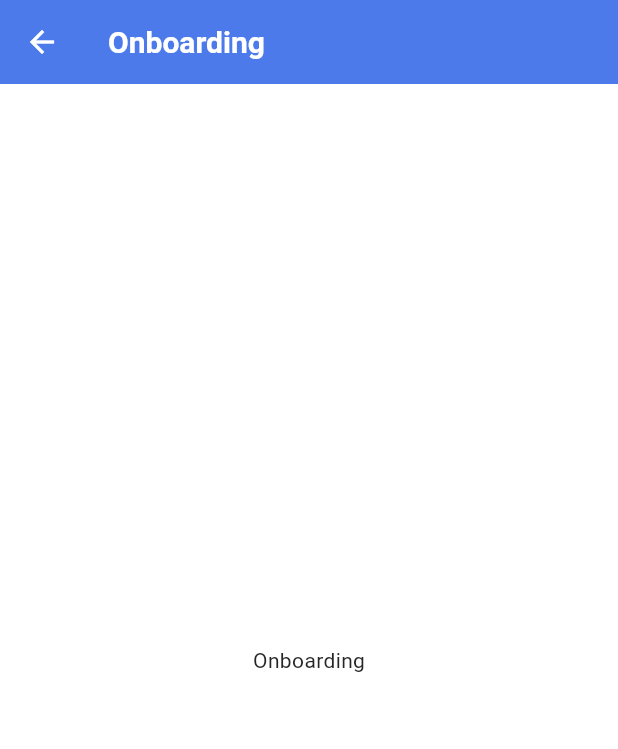
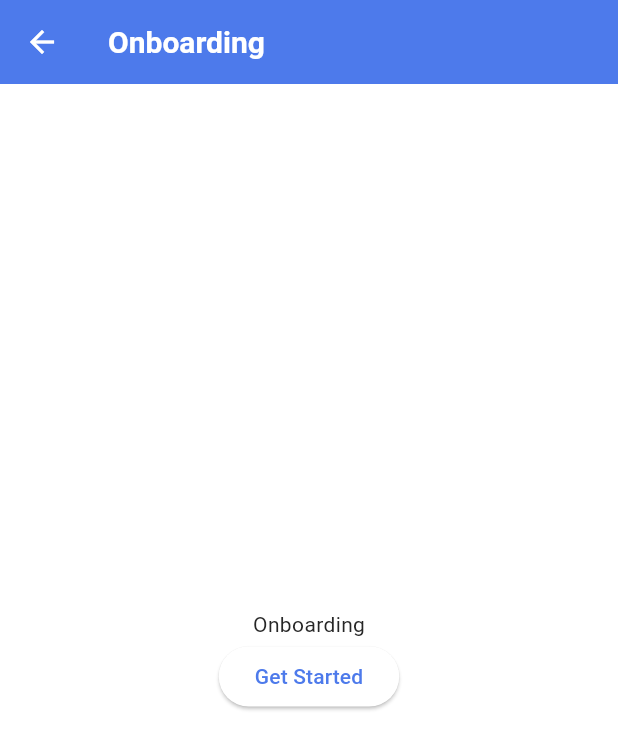
Before and after one commit to royalcourtbd/dhaka_bus, a Flutter app: the OnboardingPage screen opened directly, on a phone screen of 412 x 824 dp. Shown: the top 749 px of the screen. Run offline on Flutter 3.47's test engine with Material 3 defaults, Android fonts, the phone set to English and light mode, and no system bars; our stand-ins replace cloud_firestore, device_info_plus, drift, equatable, firebase_analytics, firebase_core and 14 more; missing offline and left inert: talker_logger; accounts and stored records are empty; Roboto replaces fonts that are missing (Poppins).

Commit message:
Update app entry and onboarding navigation
Changed the app's home page from BusRoutesDisplayPage to MainPage. Enhanced the onboarding page with a 'Get Started' button that navigates to MainPage using a context extension.

```diff
--- a/lib/dhaka_bus_app.dart
+++ b/lib/dhaka_bus_app.dart
@@ -1,4 +1,4 @@
-import 'package:dhaka_bus/features/bus_management/presentation/ui/bus_routes_display_page.dart';
+import 'package:dhaka_bus/features/main/presentation/ui/main_page.dart';
 import 'package:flutter/material.dart';
 import 'package:get/route_manager.dart';
 import 'package:dhaka_bus/core/config/app_screen.dart';
@@ -33,7 +33,7 @@ class InitialApp extends StatelessWidget {
           theme: AappTheme.lightTheme,
           title: 'Dhaka Bus',
           // home: isFirstRun ? OnboardingPage() : MainPage(),
-          home: BusRoutesDisplayPage(),
+          home: MainPage(),
         );
       },
     );
--- a/lib/features/onboarding/presentation/ui/onboarding_page.dart
+++ b/lib/features/onboarding/presentation/ui/onboarding_page.dart
@@ -1,3 +1,5 @@
+import 'package:dhaka_bus/core/utility/extensions.dart';
+import 'package:dhaka_bus/features/main/presentation/ui/main_page.dart';
 import 'package:flutter/material.dart';
 
 class OnboardingPage extends StatelessWidget {
@@ -7,7 +9,21 @@ class OnboardingPage extends StatelessWidget {
   Widget build(BuildContext context) {
     return Scaffold(
       appBar: AppBar(title: Text('Onboarding')),
-      body: Center(child: Text('Onboarding')),
+      body: Center(
+        child: Column(
+          mainAxisAlignment: MainAxisAlignment.center,
+          children: [
+            Text('Onboarding'),
+            ElevatedButton(
+              onPressed: () {
+                // Navigate to the main page
+                context.navigatorPushReplacement(MainPage());
+              },
+              child: Text('Get Started'),
+            ),
+          ],
+        ),
+      ),
     );
   }
 }
```
